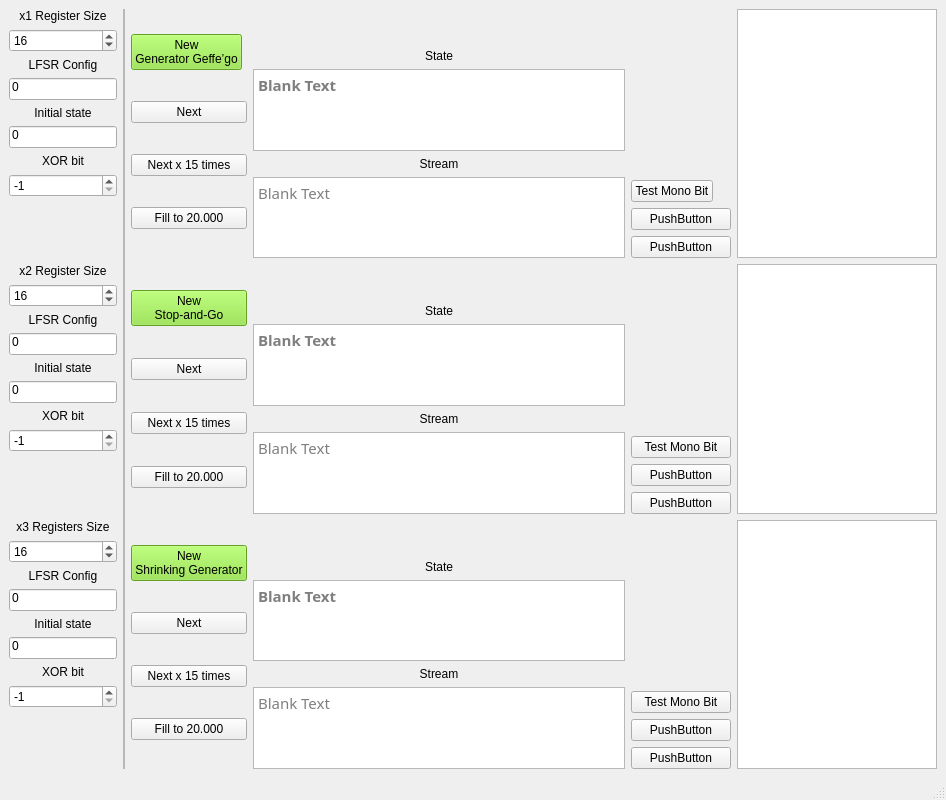
Old version of the form Kryptologia/Lab4/GUI_QT.ui in the repository GrzegorzKrug/Studia_Python.
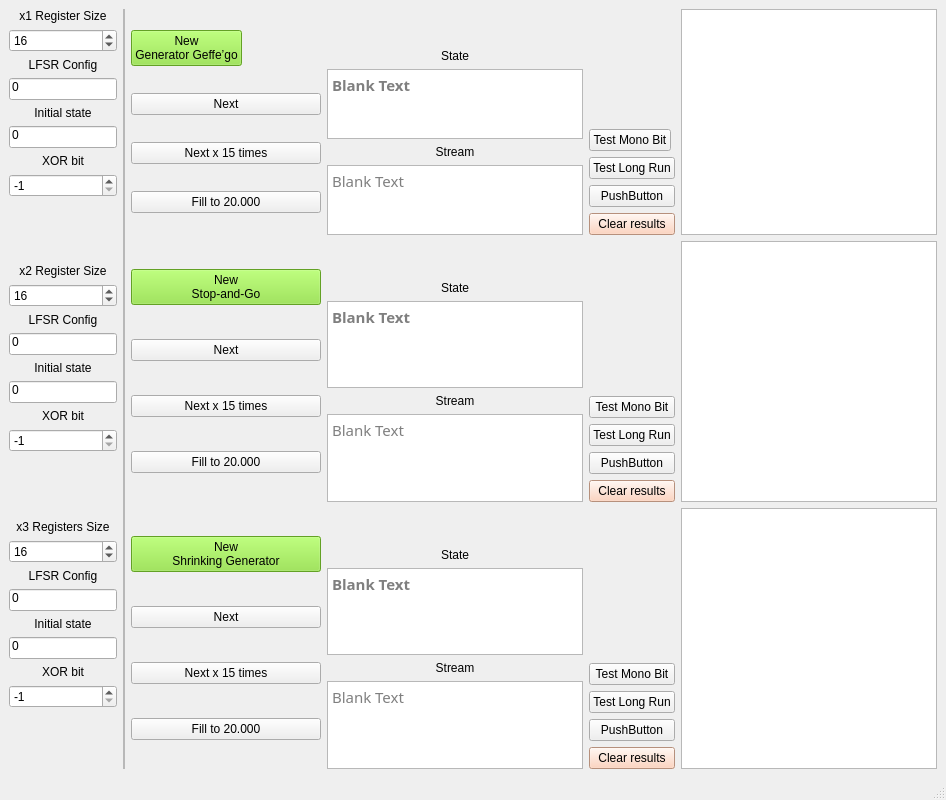
New version of the form.

Commit message: Clear results, added Long RUN

```diff
--- a/Kryptologia/Lab4/GUI_QT.ui
+++ b/Kryptologia/Lab4/GUI_QT.ui
@@ -27,7 +27,7 @@
        <number>0</number>
       </property>
       <item row="0" column="2">
-       <layout class="QGridLayout" name="grid_Generators" rowstretch="1,1,1" columnstretch="1,100,1,1" columnminimumwidth="50,50,100,200">
+       <layout class="QGridLayout" name="grid_Generators" rowstretch="1,0,0" columnstretch="1,0,0,0">
         <property name="sizeConstraint">
          <enum>QLayout::SetDefaultConstraint</enum>
         </property>
@@ -173,7 +173,7 @@
           <item>
            <widget class="QPushButton" name="pushButton_5">
             <property name="text">
-             <string>PushButton</string>
+             <string>Test Long Run</string>
             </property>
            </widget>
           </item>
@@ -184,6 +184,16 @@
             </property>
            </widget>
           </item>
+          <item>
+           <widget class="QPushButton" name="pushButton_shrinking_clear">
+            <property name="styleSheet">
+             <string notr="true">background-color: rgb(255, 202, 174);</string>
+            </property>
+            <property name="text">
+             <string>Clear results</string>
+            </property>
+           </widget>
+          </item>
          </layout>
         </item>
         <item row="2" column="3">
@@ -401,7 +411,7 @@
           <item>
            <widget class="QPushButton" name="pushButton_2">
             <property name="text">
-             <string>PushButton</string>
+             <string>Test Long Run</string>
             </property>
            </widget>
           </item>
@@ -412,6 +422,16 @@
             </property>
            </widget>
           </item>
+          <item>
+           <widget class="QPushButton" name="pushButton_stopandgo_clear">
+            <property name="styleSheet">
+             <string notr="true">background-color: rgb(255, 202, 174);</string>
+            </property>
+            <property name="text">
+             <string>Clear results</string>
+            </property>
+           </widget>
+          </item>
          </layout>
         </item>
         <item row="0" column="2">
@@ -445,7 +465,7 @@
           <item>
            <widget class="QPushButton" name="pushButton_7">
             <property name="text">
-             <string>PushButton</string>
+             <string>Test Long Run</string>
             </property>
            </widget>
           </item>
@@ -456,6 +476,16 @@
             </property>
            </widget>
           </item>
+          <item>
+           <widget class="QPushButton" name="pushButton_geffe_clear">
+            <property name="styleSheet">
+             <string notr="true">background-color: rgb(255, 202, 174);</string>
+            </property>
+            <property name="text">
+             <string>Clear results</string>
+            </property>
+           </widget>
+          </item>
          </layout>
         </item>
         <item row="2" column="1">
```
Left out of the diff: 6 changed lines with no effect on the pictures. The commit also changes 3 other files.
